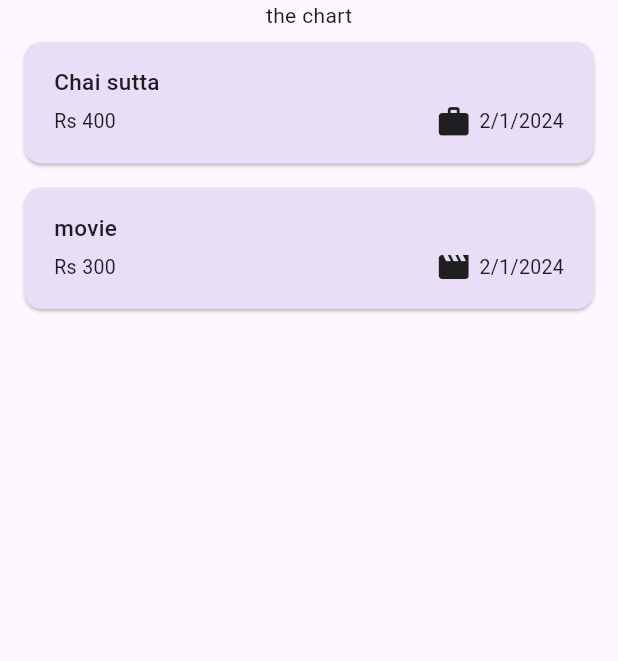
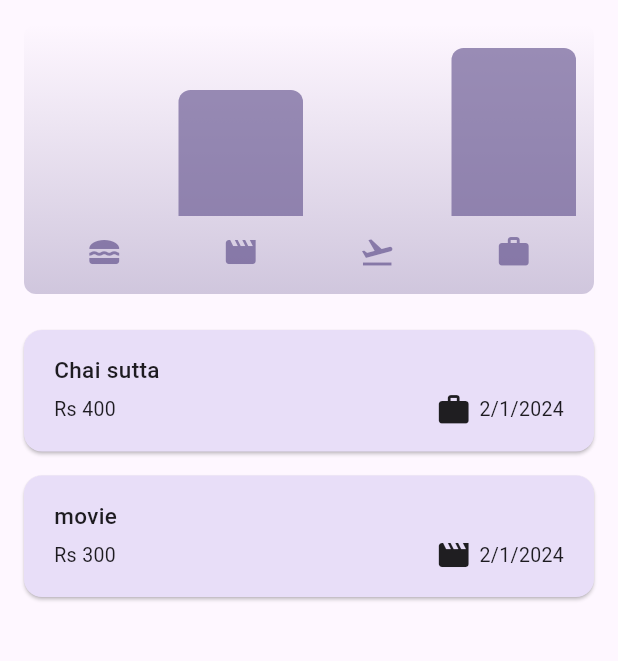
Before and after one commit to sahil4221/expense-tracker, a Flutter app: the screen it shows after launch, on a phone screen of 412 x 824 dp, the part 84-745 px from its top. Run offline on Flutter 3.47's test engine with Material 3 defaults, Android fonts, the phone set to English and light mode, and no system bars.

Commit message:
final commit

```diff
--- a/expense_tracker/lib/expenses.dart
+++ b/expense_tracker/lib/expenses.dart
@@ -1,4 +1,5 @@
 import 'package:expense_tracker/new_expense.dart';
+import 'package:expense_tracker/widgets/chart/chart.dart';
 import 'package:expense_tracker/widgets/expenses_list.dart';
 import 'package:flutter/material.dart';
 import 'package:expense_tracker/models/expesne.dart';
@@ -30,6 +31,7 @@ class _ExpensesState extends State<Expenses> {
 
   void _openAddExpenseOverlay() {
     showModalBottomSheet(
+      useSafeArea: true,
       isScrollControlled: true,
       context: context,
       builder: (ctx) => NewExpense(onAddExpense: _addExpense),
@@ -68,6 +70,8 @@ class _ExpensesState extends State<Expenses> {
 
   @override
   Widget build(BuildContext context) {
+    var width = MediaQuery.of(context).size.width;
+    //var height = MediaQuery.of(context).size.height;
     Widget mainContent = const Center(
       child: Text('No Expenses Found. Start adding some'),
     );
@@ -82,9 +86,14 @@ class _ExpensesState extends State<Expenses> {
         IconButton(
             onPressed: _openAddExpenseOverlay, icon: const Icon(Icons.add))
       ]),
-      body: Column(
+      body: width <600 ? Column(
         children: [
-          const Text('the chart'),
+          Chart(expenses: _registeredExpenses),
+          Expanded(child: mainContent),
+        ],
+      ) : Row(
+        children: [
+          Expanded(child: Chart(expenses: _registeredExpenses)),
           Expanded(child: mainContent),
         ],
       ),
--- a/expense_tracker/lib/main.dart
+++ b/expense_tracker/lib/main.dart
@@ -2,6 +2,7 @@
 
 import 'package:expense_tracker/expenses.dart';
 import 'package:flutter/material.dart';
+//import 'package:flutter/services.dart';
 
 var kColorScheme = ColorScheme.fromSeed(
 
@@ -12,7 +13,11 @@ var kDarkColorScheme = ColorScheme.fromSeed(
   seedColor: const Color.fromARGB(255, 5,99, 125));
 
 void main(){
-  runApp(
+  // WidgetsFlutterBinding.ensureInitialized();
+  // SystemChrome.setPreferredOrientations([
+  //   DeviceOrientation.portraitUp,
+  // ]).then((fn){
+    runApp(
       MaterialApp(
       darkTheme: ThemeData.dark().copyWith(
         colorScheme: kDarkColorScheme,
@@ -56,4 +61,6 @@ void main(){
       home:const Expenses() ,
     ),
   );
+  //});
+
 }
--- a/expense_tracker/lib/models/expesne.dart
+++ b/expense_tracker/lib/models/expesne.dart
@@ -37,3 +37,22 @@ Expense({required this.category,  required this.title, required this.amount, req
 
 
 }
+
+class ExpenseBucket {
+  const ExpenseBucket({required this.category, required this.expenses});
+  final Category category;
+  final List<Expense> expenses;
+
+  ExpenseBucket.forCategory(List<Expense> allExpenses, this.category)
+
+  :expenses = allExpenses.where((expense) => expense.category == category).toList();
+
+  double get totalExpenses{
+    double sum = 0;
+    for(final expense in expenses){
+      sum = sum+ expense.amount;
+    }
+    return sum;
+  }
+
+}
--- a/expense_tracker/lib/new_expense.dart
+++ b/expense_tracker/lib/new_expense.dart
@@ -1,5 +1,6 @@
 import 'package:flutter/material.dart';
 import 'package:expense_tracker/models/expesne.dart';
+import 'package:flutter/rendering.dart';
 
 class NewExpense extends StatefulWidget {
   const NewExpense({super.key,required this.onAddExpense});
@@ -77,8 +78,19 @@ class _NewExpensesState extends State<NewExpense> {
 
   @override
   Widget build(BuildContext context) {
-    return Padding(
-      padding: const EdgeInsets.fromLTRB(16, 60, 16, 16),
+    final keyBoradSpace = MediaQuery.of(context).viewInsets.bottom;
+
+    return LayoutBuilder(builder: (ctx, constraints){
+
+      print(constraints.minHeight);
+      print(constraints.maxHeight);
+      print(constraints.minWidth);
+      print(constraints.maxWidth);
+      return SizedBox(
+      height: double.infinity,
+      child: SingleChildScrollView(
+        child: Padding(
+          padding:  EdgeInsets.fromLTRB(16,50, 16, 16+ keyBoradSpace),
           child: Column(
             children: [
               TextField(
@@ -151,6 +163,10 @@ class _NewExpensesState extends State<NewExpense> {
               ),
             ],
           ),
+        ),
+      ),
     );
+    });
+
   }
 }
--- /dev/null
+++ b/expense_tracker/lib/widgets/chart/chart.dart
@@ -0,0 +1,96 @@
+import 'package:expense_tracker/models/expesne.dart';
+import 'package:flutter/material.dart';
+
+import 'package:expense_tracker/widgets/chart/chart_bar.dart';
+
+
+class Chart extends StatelessWidget {
+  const Chart({super.key, required this.expenses});
+
+  final List<Expense> expenses;
+
+  List<ExpenseBucket> get buckets {
+    return [
+      ExpenseBucket.forCategory(expenses, Category.food),
+      ExpenseBucket.forCategory(expenses, Category.leisure),
+      ExpenseBucket.forCategory(expenses, Category.travel),
+      ExpenseBucket.forCategory(expenses, Category.work),
+    ];
+  }
+
+  double get maxTotalExpense {
+    double maxTotalExpense = 0;
+
+    for (final bucket in buckets) {
+      if (bucket.totalExpenses > maxTotalExpense) {
+        maxTotalExpense = bucket.totalExpenses;
+      }
+    }
+
+    return maxTotalExpense;
+  }
+
+  @override
+  Widget build(BuildContext context) {
+    final isDarkMode =
+        MediaQuery.of(context).platformBrightness == Brightness.dark;
+    return Container(
+      margin: const EdgeInsets.all(16),
+      padding: const EdgeInsets.symmetric(
+        vertical: 16,
+        horizontal: 8,
+      ),
+      width: double.infinity,
+      height: 180,
+      decoration: BoxDecoration(
+        borderRadius: BorderRadius.circular(8),
+        gradient: LinearGradient(
+          colors: [
+            Theme.of(context).colorScheme.primary.withOpacity(0.3),
+            Theme.of(context).colorScheme.primary.withOpacity(0.0)
+          ],
+          begin: Alignment.bottomCenter,
+          end: Alignment.topCenter,
+        ),
+      ),
+      child: Column(
+        children: [
+          Expanded(
+            child: Row(
+              crossAxisAlignment: CrossAxisAlignment.end,
+              children: [
+                for (final bucket in buckets) // alternative to map()
+                  ChartBar(
+                    fill: bucket.totalExpenses == 0
+                        ? 0
+                        : bucket.totalExpenses / maxTotalExpense,
+                  )
+              ],
+            ),
+          ),
+          const SizedBox(height: 12),
+          Row(
+            children: buckets
+                .map(
+                  (bucket) => Expanded(
+                    child: Padding(
+                      padding: const EdgeInsets.symmetric(horizontal: 4),
+                      child: Icon(
+                        CategoryIcons[bucket.category],
+                        color: isDarkMode
+                            ? Theme.of(context).colorScheme.secondary
+                            : Theme.of(context)
+                                .colorScheme
+                                .primary
+                                .withOpacity(0.7),
+                      ),
+                    ),
+                  ),
+                )
+                .toList(),
+          )
+        ],
+      ),
+    );
+  }
+}
--- /dev/null
+++ b/expense_tracker/lib/widgets/chart/chart_bar.dart
@@ -0,0 +1,34 @@
+import 'package:flutter/material.dart';
+
+class ChartBar extends StatelessWidget {
+  const ChartBar({
+    super.key,
+    required this.fill,
+  });
+
+  final double fill;
+
+  @override
+  Widget build(BuildContext context) {
+    final isDarkMode =
+        MediaQuery.of(context).platformBrightness == Brightness.dark;
+    return Expanded(
+      child: Padding(
+        padding: const EdgeInsets.symmetric(horizontal: 4),
+        child: FractionallySizedBox(
+          heightFactor: fill,
+          child: DecoratedBox(
+            decoration: BoxDecoration(
+              shape: BoxShape.rectangle,
+              borderRadius:
+                  const BorderRadius.vertical(top: Radius.circular(8)),
+              color: isDarkMode
+                  ? Theme.of(context).colorScheme.secondary
+                  : Theme.of(context).colorScheme.primary.withOpacity(0.65),
+            ),
+          ),
+        ),
+      ),
+    );
+  }
+}
```
Also changed, not shown: 1 other file. Lines whose indentation alone changed are shown as unchanged.
